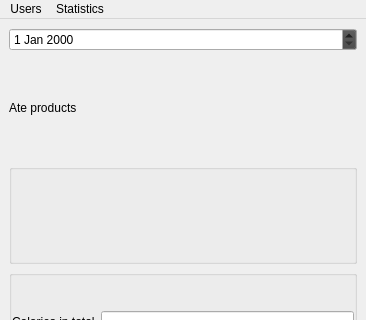
Old version of the form main_window.ui in the repository frod21o/trackYourCaloriesApp; both pictures show x 0 to 366 and y 0 to 320 of the 366 by 508 pixel window.
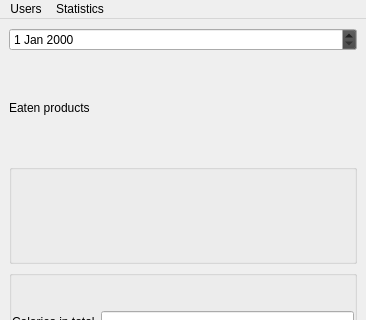
New version of the form. Icons and pictures are not drawn.

```diff
--- a/main_window.ui
+++ b/main_window.ui
@@ -58,7 +58,7 @@
     <item>
      <widget class="QLabel" name="label">
       <property name="text">
-       <string>Ate products</string>
+       <string>Eaten products</string>
       </property>
      </widget>
     </item>
```
